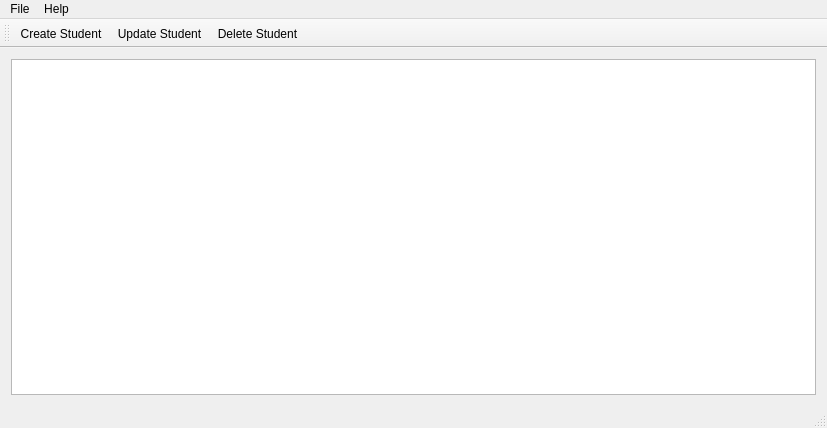
Before: the Qt Designer form mainwindow.ui in VeskeR/kpz-cool-project, drawn with Qt 5.
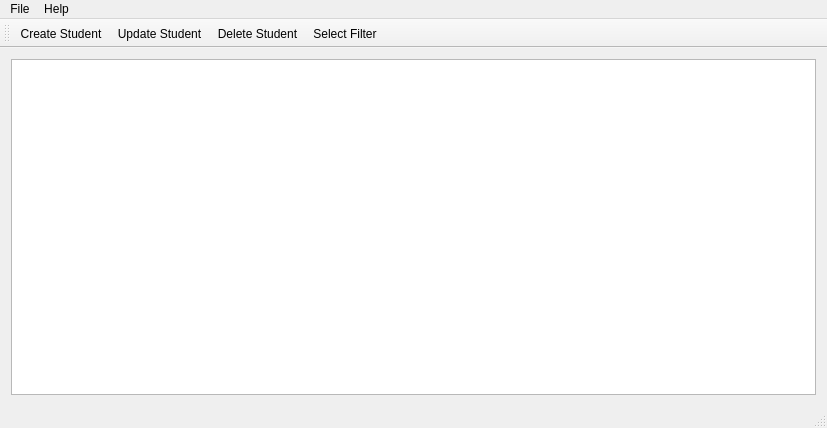
After: the same form once the commit is applied.

The edit to the form file:
```diff
--- a/mainwindow.ui
+++ b/mainwindow.ui
@@ -56,6 +56,7 @@
    <addaction name="actionCreate_Student"/>
    <addaction name="actionUpdate_Student"/>
    <addaction name="actionDelete_Student"/>
+   <addaction name="actionSelect_Filter"/>
   </widget>
   <widget class="QStatusBar" name="statusBar"/>
   <action name="actionAbout">
@@ -78,6 +79,11 @@
     <string>Delete Student</string>
    </property>
   </action>
+  <action name="actionSelect_Filter">
+   <property name="text">
+    <string>Select Filter</string>
+   </property>
+  </action>
  </widget>
  <layoutdefault spacing="6" margin="11"/>
  <resources/>
```
Left out of the diff: 1 changed line with no effect on the pictures.
